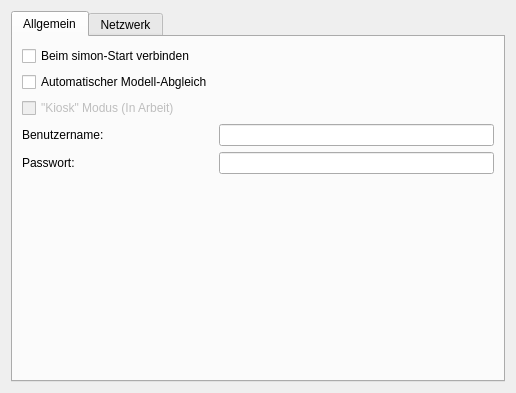
Old version of the form simon/src/simonrecognitioncontrol/networksettingsdlg.ui in the repository KDE/simon.
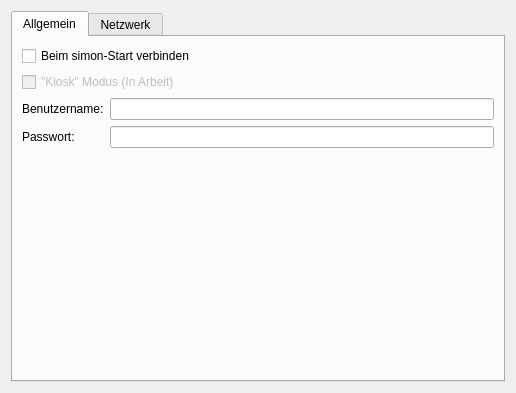
New version of the form. Icons and pictures are not drawn. Custom widgets are drawn as their Qt base class.

What changed in the file:
```diff
--- a/simon/src/simonrecognitioncontrol/networksettingsdlg.ui
+++ b/simon/src/simonrecognitioncontrol/networksettingsdlg.ui
@@ -38,7 +38,7 @@
          </property>
         </widget>
        </item>
-       <item row="3" column="0" colspan="2" >
+       <item row="2" column="0" colspan="2" >
         <widget class="QCheckBox" name="cbKiosk" >
          <property name="enabled" >
           <bool>false</bool>
@@ -48,7 +48,7 @@
          </property>
         </widget>
        </item>
-       <item row="4" column="0" >
+       <item row="3" column="0" >
         <widget class="QLabel" name="lbUsername" >
          <property name="text" >
           <string>Benutzername:</string>
@@ -58,10 +58,10 @@
          </property>
         </widget>
        </item>
-       <item row="4" column="1" >
+       <item row="3" column="1" >
         <widget class="KLineEdit" name="kcfg_JuliusdUsername" />
        </item>
-       <item row="5" column="0" >
+       <item row="4" column="0" >
         <widget class="QLabel" name="lbPassword" >
          <property name="text" >
           <string>Passwort:</string>
@@ -71,14 +71,14 @@
          </property>
         </widget>
        </item>
-       <item row="5" column="1" >
+       <item row="4" column="1" >
         <widget class="KLineEdit" name="kcfg_JuliusdPassword" >
          <property name="echoMode" >
           <enum>QLineEdit::Password</enum>
          </property>
         </widget>
        </item>
-       <item row="6" column="0" colspan="2" >
+       <item row="5" column="0" colspan="2" >
         <spacer>
          <property name="orientation" >
           <enum>Qt::Vertical</enum>
@@ -91,13 +91,6 @@
          </property>
         </spacer>
        </item>
-       <item row="2" column="0" >
-        <widget class="QCheckBox" name="kcfg_AutomaticSync" >
-         <property name="text" >
-          <string>Automatischer Modell-Abgleich</string>
-         </property>
-        </widget>
-       </item>
       </layout>
      </widget>
      <widget class="QWidget" name="tab_2" >
```
Left out of the diff: 3 changed lines with no effect on the pictures.
